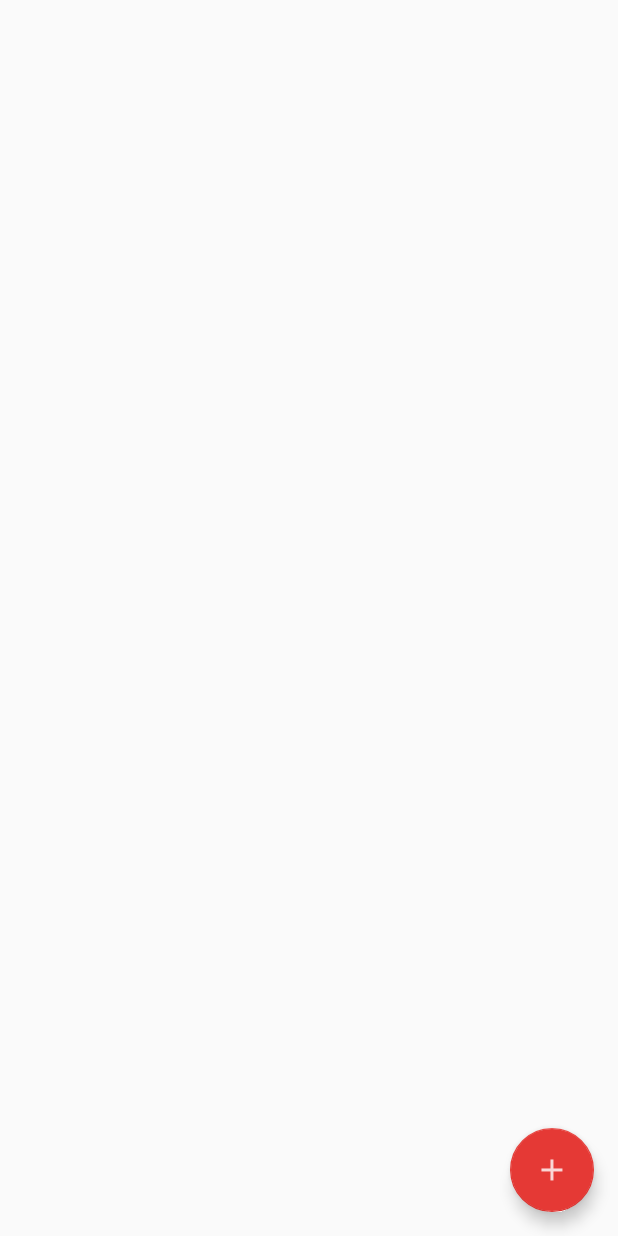
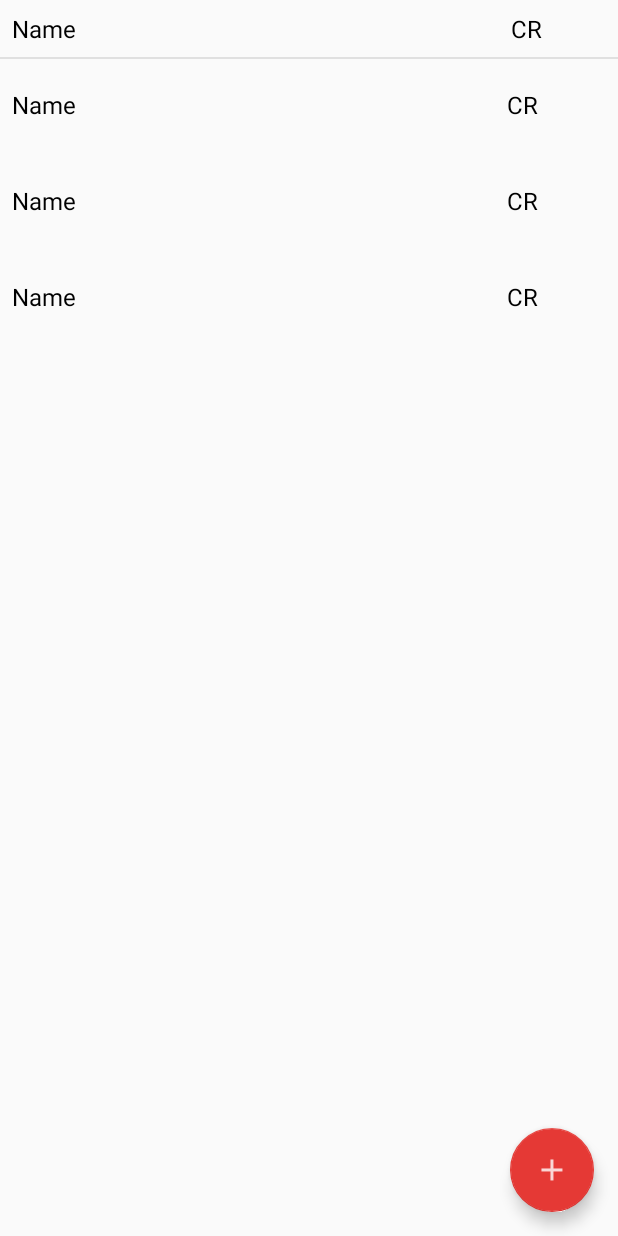
Before and after one commit to omrkhld/Kobold-Android, an Android app: the layout fragment_encmanager.xml on its own in the app's theme, with its tools: preview values and no code run, on a phone screen of 412 x 824 dp. Run offline under Robolectric (Android 15) with nearby library versions, the phone set to English and light mode, and no system bars.

```diff
--- a/app/src/main/java/omrkhld/com/koboldfightclub/Manager/EncManagerFragment.java
+++ b/app/src/main/java/omrkhld/com/koboldfightclub/Manager/EncManagerFragment.java
@@ -19,7 +19,7 @@ import omrkhld.com.koboldfightclub.R;
 public class EncManagerFragment extends android.support.v4.app.Fragment {
 
     public static final String TAG = "EncManagerFragment";
-    @BindView(R.id.enc_recyclerview) RecyclerView list;
+    @BindView(R.id.list) RecyclerView list;
     @BindView(R.id.enc_fab) FloatingActionButton fab;
 
     public static EncManagerFragment newInstance() {
--- a/app/src/main/java/omrkhld/com/koboldfightclub/Manager/PCManagerFragment.java
+++ b/app/src/main/java/omrkhld/com/koboldfightclub/Manager/PCManagerFragment.java
@@ -9,7 +9,6 @@ import android.support.v4.app.FragmentManager;
 import android.support.v7.app.AppCompatActivity;
 import android.support.v7.widget.RecyclerView;
 import android.support.v7.widget.helper.ItemTouchHelper;
-import android.util.Log;
 import android.view.LayoutInflater;
 import android.view.View;
 import android.view.ViewGroup;
--- a/app/src/main/res/layout/fragment_encmanager.xml
+++ b/app/src/main/res/layout/fragment_encmanager.xml
@@ -2,13 +2,55 @@
 <RelativeLayout xmlns:android="http://schemas.android.com/apk/res/android"
     android:layout_width="match_parent"
     android:layout_height="match_parent"
+    xmlns:tools="http://schemas.android.com/tools"
+    xmlns:app="http://schemas.android.com/apk/res-auto"
     android:orientation="vertical"
     android:theme="@style/ThemeOverlay.AppCompat.Dark">
 
-    <android.support.v7.widget.RecyclerView
+    <LinearLayout
         android:layout_width="match_parent"
         android:layout_height="wrap_content"
-        android:id="@+id/enc_recyclerview">
+        android:layout_below="@+id/toolbar"
+        android:padding="8dp"
+        android:orientation="horizontal"
+        android:id="@+id/headers">
+        <TextView
+            android:layout_width="wrap_content"
+            android:layout_height="wrap_content"
+            android:layout_weight="0.8"
+            android:textColor="@android:color/black"
+            android:textSize="16dp"
+            android:text="Name"/>
+
+        <TextView
+            android:layout_width="wrap_content"
+            android:layout_height="wrap_content"
+            android:layout_weight="0.1"
+            android:gravity="center"
+            android:textColor="@android:color/black"
+            android:textSize="16dp"
+            android:text="CR"/>
+
+        <TextView
+            android:layout_width="25dp"
+            android:layout_height="wrap_content"/>
+    </LinearLayout>
+
+    <ImageView
+        android:layout_width="match_parent"
+        android:layout_height="wrap_content"
+        android:layout_marginBottom="8dp"
+        android:layout_below="@id/headers"
+        android:src="@drawable/list_divider"/>
+
+    <android.support.v7.widget.RecyclerView
+        android:id="@+id/list"
+        android:layout_width="match_parent"
+        android:layout_height="match_parent"
+        android:layout_below="@id/headers"
+        app:layoutManager="LinearLayoutManager"
+        app:layout_behavior="@string/appbar_scrolling_view_behavior"
+        tools:listitem="@layout/fragment_monster">
     </android.support.v7.widget.RecyclerView>
 
     <android.support.design.widget.FloatingActionButton
--- a/app/src/main/res/layout/fragment_monster.xml
+++ b/app/src/main/res/layout/fragment_monster.xml
@@ -1,16 +1,21 @@
 <?xml version="1.0" encoding="utf-8"?>
-<LinearLayout xmlns:android="http://schemas.android.com/apk/res/android"
+<RelativeLayout xmlns:android="http://schemas.android.com/apk/res/android"
     android:layout_width="match_parent"
     android:layout_height="64dp"
+    android:id="@+id/monster_item">
+
+    <LinearLayout
+        android:layout_width="match_parent"
+        android:layout_height="match_parent"
         android:orientation="horizontal"
         android:gravity="center_vertical"
         android:padding="8dp"
-    android:id="@+id/monster_item">
+        android:id="@+id/linear_layout">
 
         <TextView
             android:layout_width="0dp"
             android:layout_height="wrap_content"
-        android:layout_weight="2"
+            android:layout_weight="0.8"
             android:textColor="@android:color/black"
             android:text="Name"
             android:textSize="16dp"
@@ -19,7 +24,8 @@
         <TextView
             android:layout_width="wrap_content"
             android:layout_height="wrap_content"
-        android:layout_margin="8dp"
+            android:layout_weight="0.1"
+            android:gravity="center"
             android:textColor="@android:color/black"
             android:text="CR"
             android:textSize="16dp"
@@ -31,3 +37,10 @@
             android:src="@drawable/circle"
             android:id="@+id/monster_difficulty"/>
     </LinearLayout>
+
+    <ImageView
+        android:layout_width="match_parent"
+        android:layout_height="wrap_content"
+        android:layout_below="@id/linear_layout"
+        android:src="@drawable/list_divider"/>
+</RelativeLayout>
--- a/app/src/main/res/layout/fragment_player.xml
+++ b/app/src/main/res/layout/fragment_player.xml
@@ -28,6 +28,7 @@
             android:layout_height="wrap_content"
             android:layout_width="wrap_content"
             android:layout_weight="0.1"
+            android:gravity="center"
             android:textColor="@android:color/black"
             android:textSize="16sp"
             android:text="Level"
@@ -37,6 +38,7 @@
             android:layout_height="wrap_content"
             android:layout_width="wrap_content"
             android:layout_weight="0.1"
+            android:gravity="center"
             android:textColor="@android:color/black"
             android:textSize="16sp"
             android:text="HP"
@@ -46,6 +48,7 @@
             android:layout_height="wrap_content"
             android:layout_width="wrap_content"
             android:layout_weight="0.1"
+            android:gravity="center"
             android:textColor="@android:color/black"
             android:textSize="16sp"
             android:text="Init"
```
Also changed, not shown: app/src/main/java/omrkhld/com/koboldfightclub/MonsterList/MonsterRecyclerViewAdapter.java (+29 -9 lines), app/src/main/res/layout/activity_monster_list.xml (+38 -3 lines), app/src/main/res/layout/fragment_pcmanager.xml (+6 -3 lines). Lines whose indentation alone changed are shown as unchanged.
